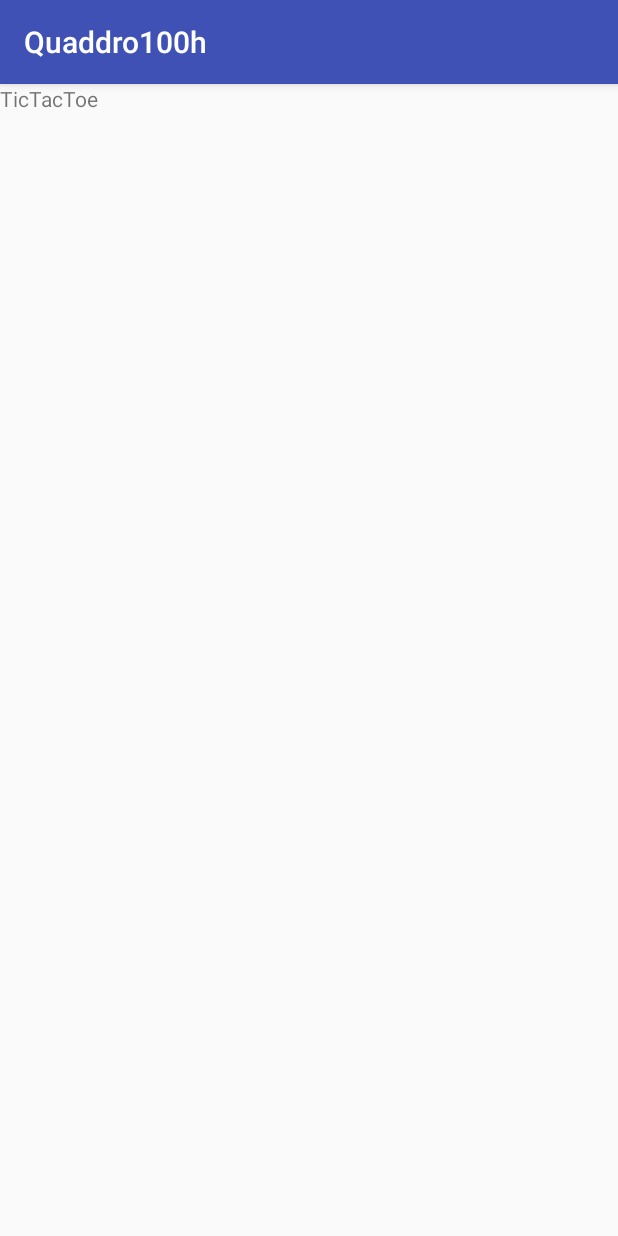
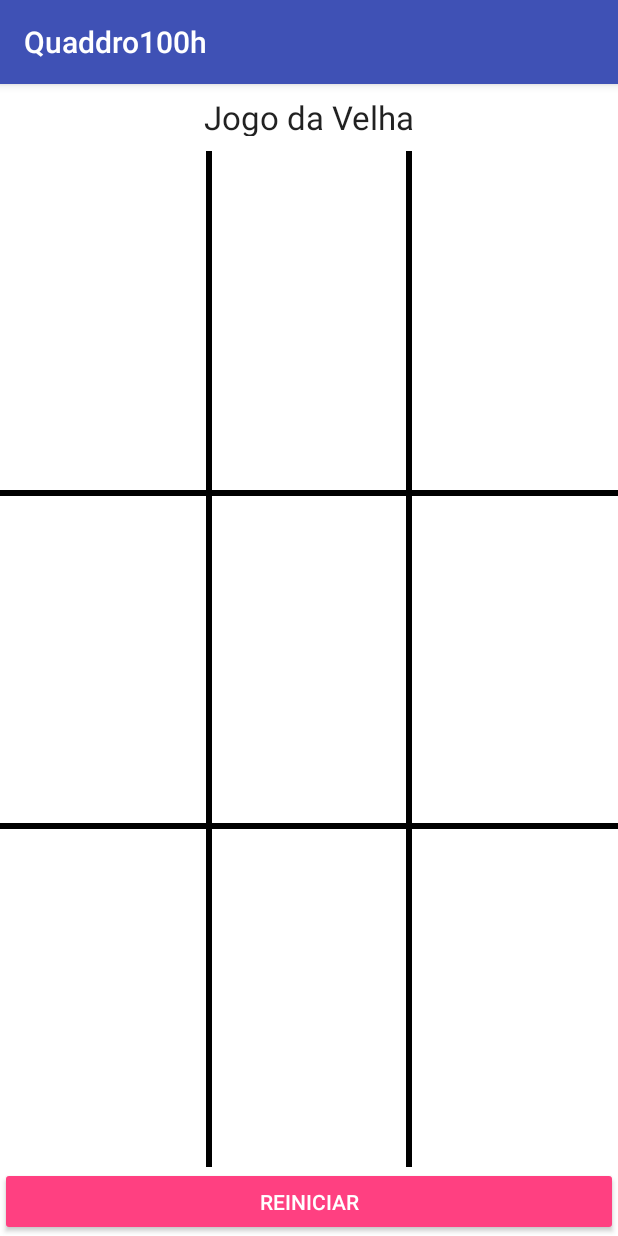
Before and after one commit to llindner/Quaddro100h, an Android app: the TictactoeActivity screen opened directly, with no data from a screen before it, on a phone screen of 412 x 824 dp. Run offline under Robolectric (Android 15) with nearby library versions, the phone set to English and light mode, and no system bars.

Commit message:
mudanças do primeiro fds

```diff
--- a/app/src/main/java/br/com/luizlindner/quaddro100h/lab03/app/controller/TictactoeActivity.java
+++ b/app/src/main/java/br/com/luizlindner/quaddro100h/lab03/app/controller/TictactoeActivity.java
@@ -2,18 +2,55 @@ package br.com.luizlindner.quaddro100h.lab03.app.controller;
 
 import android.os.Bundle;
 import android.support.annotation.Nullable;
+import android.support.v4.content.ContextCompat;
+import android.util.Log;
+import android.view.View;
+import android.widget.ImageView;
+import android.widget.Toast;
 
 import br.com.luizlindner.quaddro100h.R;
 import br.com.luizlindner.quaddro100h.lab01.app.controller.QuaddroActivity;
+import br.com.luizlindner.quaddro100h.lab03.domain.model.Tictactoe;
 
 /**
  * Created by Mobile on 06/07/2017.
  */
 
 public class TictactoeActivity extends QuaddroActivity {
+
+    private String turno;
+    private Toast toast;
+    private String[] casas = {"", "", "", "", "", "", "", "", ""};
+
     @Override
     protected void onCreate(@Nullable Bundle savedInstanceState) {
         super.onCreate(savedInstanceState);
         setContentView(R.layout.tictactoe_view);
+
+        turno = Tictactoe.sortearInicio();
+
+        if(turno == "U") {
+            toast = Toast.makeText(getApplicationContext(), "Quem começa é VOCÊ!", Toast.LENGTH_LONG);
+        }else{
+            toast = Toast.makeText(getApplicationContext(), "Quem começa SOU EU!", Toast.LENGTH_LONG);
+        }
+        toast.show();
+    }
+
+    public void jogar(View v){
+        Integer position = Integer.parseInt(v.getResources().getResourceEntryName(v.getId()).substring(8, 9));
+        if(turno != "U" || casas[position] != ""){
+            return;
+        }
+
+        casas[position] = "O";
+        ((ImageView) v).setImageDrawable(ContextCompat.getDrawable(getApplicationContext(), R.drawable.o));
+        turno = Tictactoe.trocarTurno(turno);
+        if(Tictactoe.verificaVitoria(casas, "O")){
+            toast = Toast.makeText(getApplicationContext(), "Você venceu!", Toast.LENGTH_LONG);
+            toast.show();
+        }else{
+            //setTimeout(move, 1000);
+        }
     }
 }
--- /dev/null
+++ b/app/src/main/java/br/com/luizlindner/quaddro100h/lab03/domain/model/Tictactoe.java
@@ -0,0 +1,61 @@
+package br.com.luizlindner.quaddro100h.lab03.domain.model;
+
+import java.lang.reflect.Array;
+import java.util.Random;
+
+/**
+ * Created by Luiz on 09/07/2017.
+ */
+
+public final class Tictactoe {
+    private Tictactoe(){
+        super();
+    }
+
+
+    public static String sortearInicio() {
+        Random r = new Random();
+        if(r.nextBoolean()){
+            return "U";
+        }else{
+            return "PC";
+        }
+    }
+
+    public static String trocarTurno(String turno) {
+        if(turno == "U"){
+            return "PC";
+        }else{
+            return "U";
+        }
+    }
+
+    public static Boolean verificaVitoria(String[] casas, String simbolo) {
+        if(casas[0] == simbolo && casas[1] == simbolo && casas[2] == simbolo){
+            return true;
+        }
+        if(casas[3] == simbolo && casas[4] == simbolo && casas[5] == simbolo){
+            return true;
+        }
+        if(casas[6] == simbolo && casas[7] == simbolo && casas[8] == simbolo){
+            return true;
+        }
+        if(casas[0] == simbolo && casas[3] == simbolo && casas[6] == simbolo){
+            return true;
+        }
+        if(casas[1] == simbolo && casas[4] == simbolo && casas[7] == simbolo){
+            return true;
+        }
+        if(casas[2] == simbolo && casas[5] == simbolo && casas[8] == simbolo){
+            return true;
+        }
+        if(casas[0] == simbolo && casas[4] == simbolo && casas[8] == simbolo){
+            return true;
+        }
+        if(casas[2] == simbolo && casas[4] == simbolo && casas[6] == simbolo){
+            return true;
+        }
+        return false;
+
+    }
+}
--- /dev/null
+++ b/app/src/main/res/drawable/all_borders.xml
@@ -0,0 +1,14 @@
+<?xml version="1.0" encoding="utf-8"?>
+<layer-list xmlns:android="http://schemas.android.com/apk/res/android" >
+    <item>
+        <shape android:shape="rectangle" >
+            <solid android:color="#000"/>
+        </shape>
+    </item>
+    <item android:bottom="4dp" android:top="4dp" android:left="4dp" android:right="4dp">
+        <shape android:shape="rectangle" >
+            <solid android:color="#FFFFFF" />
+        </shape>
+    </item>
+
+</layer-list>
--- /dev/null
+++ b/app/src/main/res/drawable/left_and_right_borders.xml
@@ -0,0 +1,14 @@
+<?xml version="1.0" encoding="utf-8"?>
+<layer-list xmlns:android="http://schemas.android.com/apk/res/android" >
+    <item>
+        <shape android:shape="rectangle" >
+            <solid android:color="#000"/>
+        </shape>
+    </item>
+    <item android:left="4dp" android:right="4dp">
+    <shape android:shape="rectangle" >
+            <solid android:color="#FFFFFF" />
+        </shape>
+    </item>
+
+</layer-list>
--- /dev/null
+++ b/app/src/main/res/drawable/top_and_bottom_borders.xml
@@ -0,0 +1,14 @@
+<?xml version="1.0" encoding="utf-8"?>
+<layer-list xmlns:android="http://schemas.android.com/apk/res/android" >
+    <item>
+        <shape android:shape="rectangle" >
+            <solid android:color="#000"/>
+        </shape>
+    </item>
+    <item android:bottom="4dp" android:top="4dp">
+        <shape android:shape="rectangle" >
+            <solid android:color="#FFFFFF" />
+        </shape>
+    </item>
+
+</layer-list>
--- a/app/src/main/res/layout/tictactoe_view.xml
+++ b/app/src/main/res/layout/tictactoe_view.xml
@@ -1,11 +1,136 @@
 <?xml version="1.0" encoding="utf-8"?>
 <LinearLayout xmlns:android="http://schemas.android.com/apk/res/android"
-    android:orientation="vertical" android:layout_width="match_parent"
-    android:layout_height="match_parent">
+    xmlns:app="http://schemas.android.com/apk/res-auto"
+    android:layout_width="match_parent"
+    android:layout_height="match_parent"
+    android:background="@android:color/white"
+    android:orientation="vertical">
 
     <TextView
-        android:id="@+id/textView2"
+        android:id="@+id/textView"
         android:layout_width="match_parent"
         android:layout_height="wrap_content"
-        android:text="TicTacToe" />
+        android:fontFamily="sans-serif"
+        android:includeFontPadding="false"
+        android:paddingBottom="10dp"
+        android:paddingTop="10dp"
+        android:text="Jogo da Velha"
+        android:textAlignment="center"
+        android:textAppearance="@style/TextAppearance.AppCompat.Large"
+        android:layout_weight="1" />
+
+    <LinearLayout
+        android:layout_width="match_parent"
+        android:layout_height="wrap_content"
+        android:orientation="vertical"
+        android:layout_weight="50" >
+
+        <LinearLayout
+            android:layout_width="match_parent"
+            android:layout_height="wrap_content"
+            android:layout_weight="1"
+            android:orientation="horizontal">
+
+            <ImageView
+                android:id="@+id/img_casa0"
+                android:layout_width="wrap_content"
+                android:layout_height="wrap_content"
+                android:layout_weight="1"
+                android:onClick="jogar"
+                app:srcCompat="@drawable/vazio" />
+
+            <ImageView
+                android:id="@+id/img_casa1"
+                android:layout_width="wrap_content"
+                android:layout_height="wrap_content"
+                android:layout_weight="1"
+                android:background="@drawable/left_and_right_borders"
+                android:onClick="jogar"
+                app:srcCompat="@drawable/vazio" />
+
+            <ImageView
+                android:id="@+id/img_casa2"
+                android:layout_width="wrap_content"
+                android:layout_height="wrap_content"
+                android:layout_weight="1"
+                android:onClick="jogar"
+                app:srcCompat="@drawable/vazio" />
+
+        </LinearLayout>
+
+        <LinearLayout
+            android:layout_width="match_parent"
+            android:layout_height="wrap_content"
+            android:layout_weight="1"
+            android:orientation="horizontal">
+
+            <ImageView
+                android:id="@+id/img_casa3"
+                android:layout_width="wrap_content"
+                android:layout_height="wrap_content"
+                android:layout_weight="1"
+                android:background="@drawable/top_and_bottom_borders"
+                android:onClick="jogar"
+                app:srcCompat="@drawable/vazio" />
+
+            <ImageView
+                android:id="@+id/img_casa4"
+                android:layout_width="wrap_content"
+                android:layout_height="wrap_content"
+                android:layout_weight="1"
+                android:background="@drawable/all_borders"
+                android:onClick="jogar"
+                app:srcCompat="@drawable/vazio" />
+
+            <ImageView
+                android:id="@+id/img_casa5"
+                android:layout_width="wrap_content"
+                android:layout_height="wrap_content"
+                android:layout_weight="1"
+                android:background="@drawable/top_and_bottom_borders"
+                android:onClick="jogar"
+                app:srcCompat="@drawable/vazio" />
+        </LinearLayout>
+
+        <LinearLayout
+            android:layout_width="match_parent"
+            android:layout_height="wrap_content"
+            android:layout_weight="1"
+            android:orientation="horizontal">
+
+            <ImageView
+                android:id="@+id/img_casa6"
+                android:layout_width="wrap_content"
+                android:layout_height="wrap_content"
+                android:layout_weight="1"
+                android:onClick="jogar"
+                app:srcCompat="@drawable/vazio" />
+
+            <ImageView
+                android:id="@+id/img_casa7"
+                android:layout_width="wrap_content"
+                android:layout_height="wrap_content"
+                android:layout_weight="1"
+                android:background="@drawable/left_and_right_borders"
+                android:onClick="jogar"
+                app:srcCompat="@drawable/vazio" />
+
+            <ImageView
+                android:id="@+id/img_casa8"
+                android:layout_width="wrap_content"
+                android:layout_height="wrap_content"
+                android:layout_weight="1"
+                android:onClick="jogar"
+                app:srcCompat="@drawable/vazio" />
+        </LinearLayout>
+    </LinearLayout>
+
+    <Button
+        android:id="@+id/btn_reiniciar"
+        style="@style/Widget.AppCompat.Button.Colored"
+        android:layout_width="match_parent"
+        android:layout_height="wrap_content"
+        android:text="Reiniciar"
+        android:layout_weight="1" />
+
 </LinearLayout>
```
Also changed, not shown: app/src/main/res/drawable/o.png (added), app/src/main/res/drawable/vazio.png (added), app/src/main/res/drawable/x.png (added), 46 other files.
